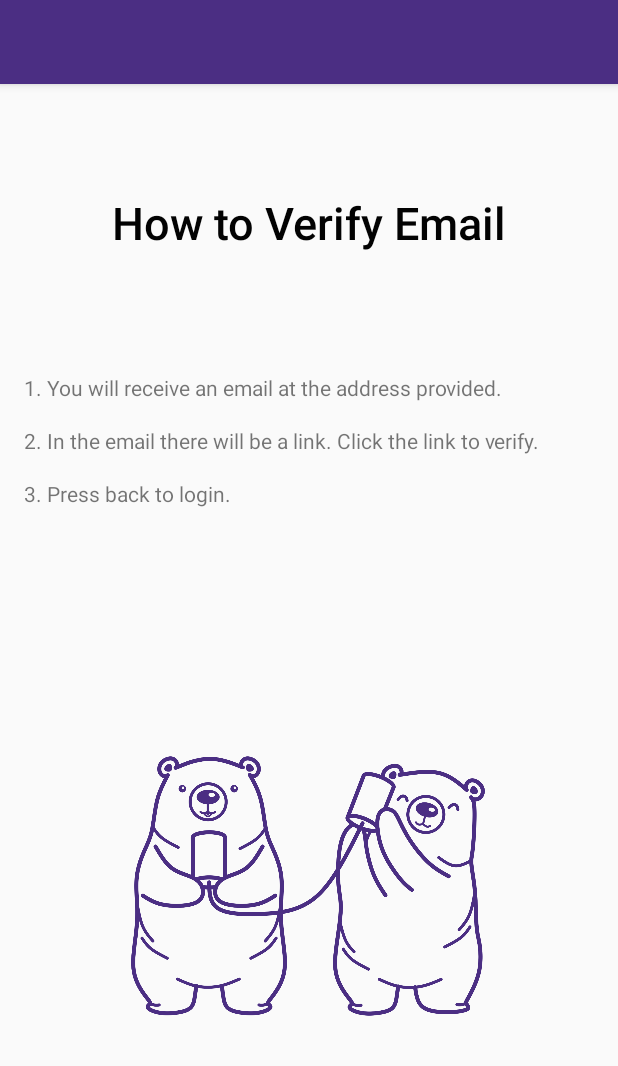
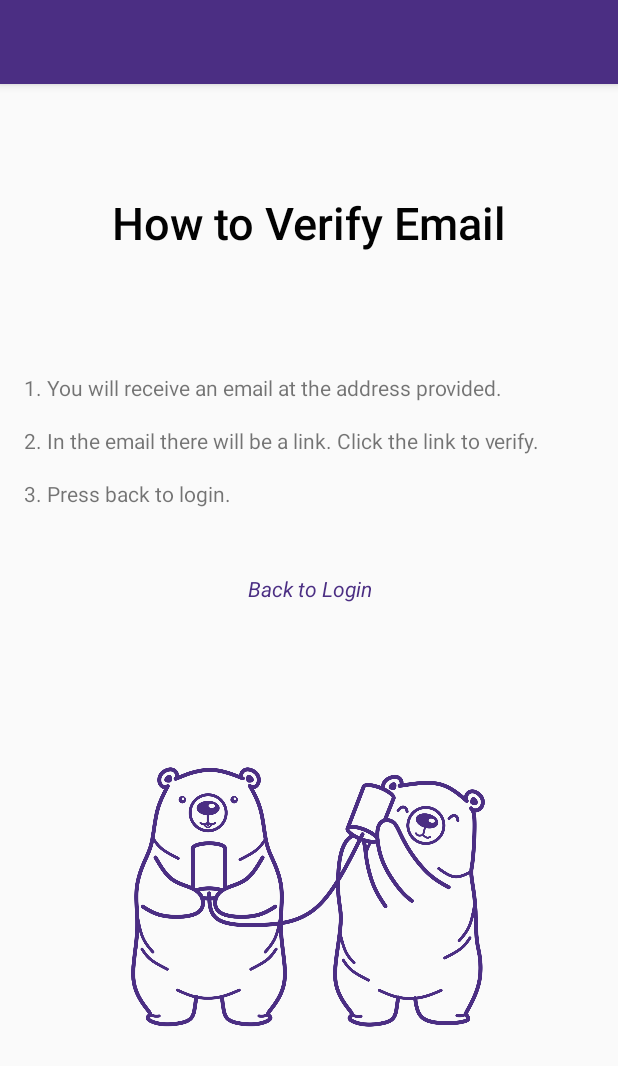
Before and after one commit to redqueentopawnfour/Team_JerrysBears_TCSS450, an Android app: the VerifyEmailFragment screen opened through its navigation route, on a phone screen of 412 x 824 dp. Shown: the top 1066 px of the screen. Run offline under Robolectric (Android 15) with nearby library versions, the phone set to English and light mode, and no system bars.

Commit message:
"Back to Login" added to email verification screen

```diff
--- a/app/src/main/java/edu/uw/tcss450/polkn/teamjerrysbearstcss450/VerifyEmailFragment.java
+++ b/app/src/main/java/edu/uw/tcss450/polkn/teamjerrysbearstcss450/VerifyEmailFragment.java
@@ -3,11 +3,15 @@ package edu.uw.tcss450.polkn.teamjerrysbearstcss450;
 
 import android.os.Bundle;
 
+import androidx.annotation.NonNull;
+import androidx.annotation.Nullable;
 import androidx.fragment.app.Fragment;
+import androidx.navigation.Navigation;
 
 import android.view.LayoutInflater;
 import android.view.View;
 import android.view.ViewGroup;
+import android.widget.EditText;
 
 
 /**
@@ -28,4 +32,17 @@ public class VerifyEmailFragment extends Fragment {
         return inflater.inflate(R.layout.fragment_verify_email, container, false);
     }
 
+    @Override
+    public void onViewCreated(@NonNull View view, @Nullable Bundle savedInstanceState) {
+        super.onViewCreated(view, savedInstanceState);
+
+        view.findViewById(R.id.textView_register_link)
+                .setOnClickListener(this::backToLogin);
+    }
+
+    private void backToLogin(final View theButton) {
+        Navigation.findNavController(getView()).
+                navigate(R.id.action_nav_verify_to_login);
+    }
+
 }
--- a/app/src/main/res/layout/fragment_verify_email.xml
+++ b/app/src/main/res/layout/fragment_verify_email.xml
@@ -66,10 +66,25 @@
         android:id="@+id/image_login_logo"
         android:layout_width="236dp"
         android:layout_height="296dp"
-        android:layout_marginTop="104dp"
+        android:layout_marginTop="48dp"
         android:src="@drawable/bears_color_image2_transparent"
         app:layout_constraintEnd_toEndOf="parent"
         app:layout_constraintHorizontal_bias="0.497"
         app:layout_constraintStart_toStartOf="parent"
+        app:layout_constraintTop_toBottomOf="@+id/textView_register_link" />
+
+    <TextView
+        android:id="@+id/textView_register_link"
+        android:layout_width="wrap_content"
+        android:layout_height="wrap_content"
+        android:layout_marginTop="44dp"
+        android:ems="10"
+        android:text="@string/editText_register_backToLogin"
+        android:textAlignment="center"
+        android:textAllCaps="false"
+        android:textColor="#4B2E83"
+        android:textStyle="italic"
+        app:layout_constraintEnd_toEndOf="parent"
+        app:layout_constraintStart_toStartOf="parent"
         app:layout_constraintTop_toBottomOf="@+id/textView_verifyEmail_instructions3" />
 </androidx.constraintlayout.widget.ConstraintLayout>
--- a/app/src/main/res/navigation/nav_graph.xml
+++ b/app/src/main/res/navigation/nav_graph.xml
@@ -33,7 +33,11 @@
         android:id="@+id/nav_fragment_verifyEmail"
         android:name="edu.uw.tcss450.polkn.teamjerrysbearstcss450.VerifyEmailFragment"
         android:label="Instructions for Verifying Email"
-        tools:layout="@layout/fragment_verify_email" />
+        tools:layout="@layout/fragment_verify_email" >
+        <action
+            android:id="@+id/action_nav_verify_to_login"
+            app:destination="@id/nav_fragment_login" />
+    </fragment>
     <activity
         android:id="@+id/homeActivity"
         android:name="edu.uw.tcss450.polkn.teamjerrysbearstcss450.HomeActivity"
--- a/app/src/main/res/values/strings.xml
+++ b/app/src/main/res/values/strings.xml
@@ -19,6 +19,7 @@
     <string name="editText_register_emailForAccess">nadia.polk1@gmail.com</string>
     <string name="editText_register_passwordForAccess">testPass</string>
     <string name="button_register_register">Register</string>
+    <string name="editText_register_backToLogin">Back to Login</string>
 
     <string name="textView_verifyEmail_instructions1">1. You will receive an email at the address provided.</string>
     <string name="textView_verifyEmail_instructions2">2. In the email there will be a link. Click the link to verify.</string>
```
